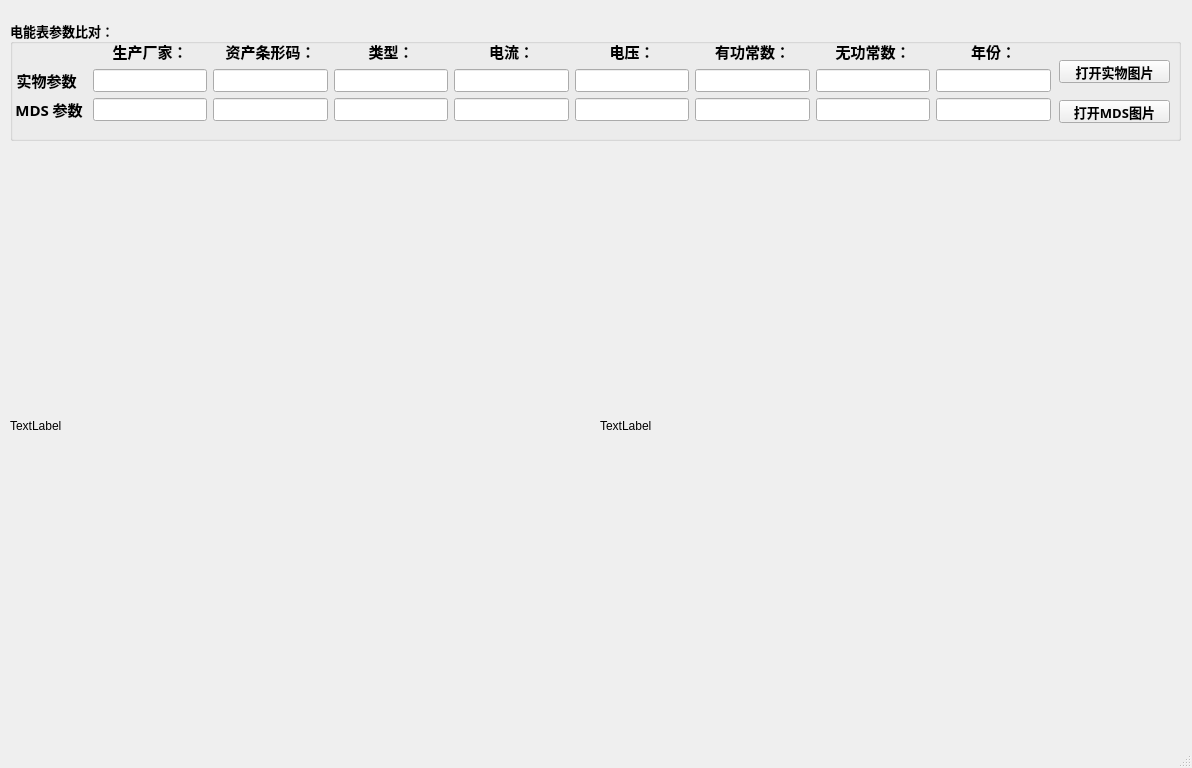
The window that Meter_Parameter.ui (ocean998/Meter_Parameters) describes before a commit, drawn with Qt 5.
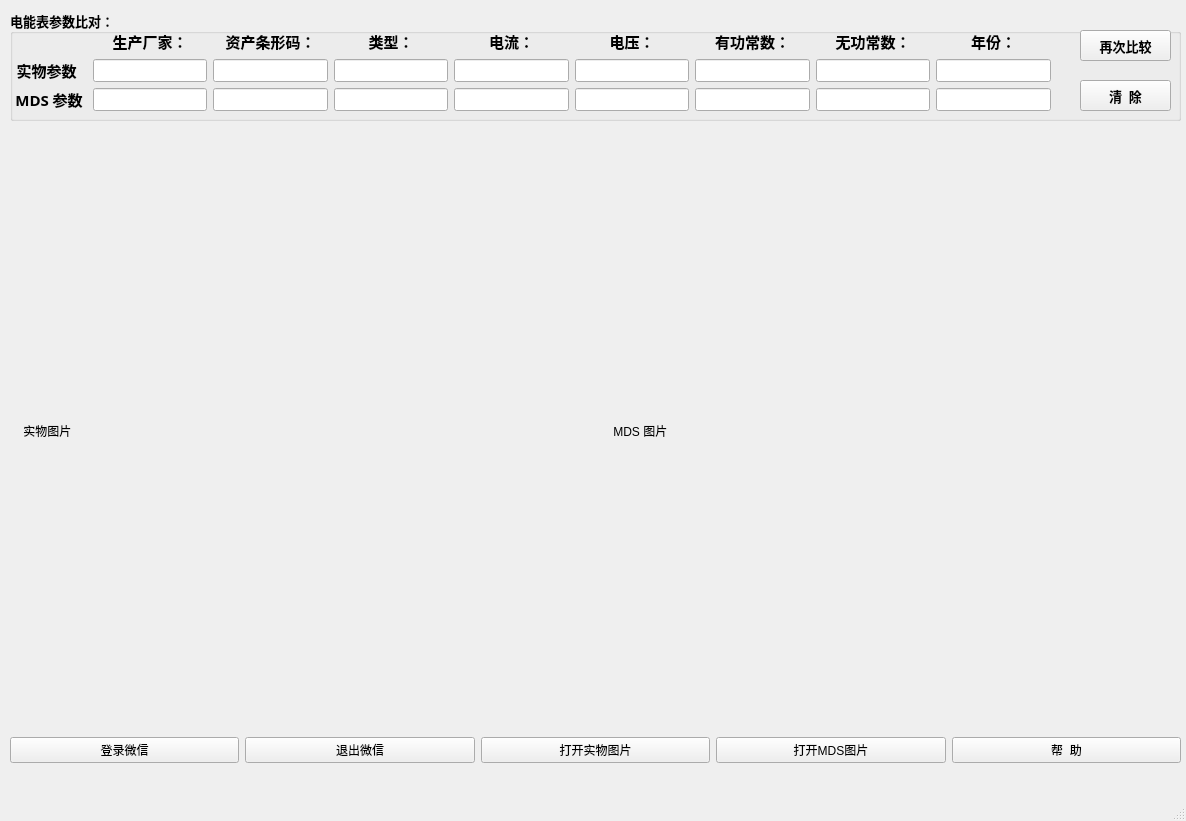
The same window after the commit.

Commit message: pyQt5 界面逻辑分离2

The edit to the form file:
```diff
--- a/Meter_Parameter.ui
+++ b/Meter_Parameter.ui
@@ -6,8 +6,8 @@
    <rect>
     <x>0</x>
     <y>0</y>
-    <width>1192</width>
-    <height>768</height>
+    <width>1186</width>
+    <height>821</height>
    </rect>
   </property>
   <property name="windowTitle">
@@ -21,9 +21,9 @@
     <property name="geometry">
      <rect>
       <x>10</x>
-      <y>20</y>
+      <y>10</y>
       <width>1171</width>
-      <height>121</height>
+      <height>111</height>
      </rect>
     </property>
     <property name="font">
@@ -253,30 +253,30 @@
       </item>
      </layout>
     </widget>
-    <widget class="QPushButton" name="pushButton">
+    <widget class="QPushButton" name="pushButton_5">
      <property name="geometry">
       <rect>
-       <x>1049</x>
-       <y>40</y>
-       <width>111</width>
-       <height>23</height>
+       <x>1070</x>
+       <y>20</y>
+       <width>91</width>
+       <height>31</height>
       </rect>
      </property>
      <property name="text">
-      <string>打开实物图片</string>
+      <string>再次比较</string>
      </property>
     </widget>
-    <widget class="QPushButton" name="pushButton_2">
+    <widget class="QPushButton" name="pushButton_6">
      <property name="geometry">
       <rect>
-       <x>1049</x>
-       <y>80</y>
-       <width>111</width>
-       <height>23</height>
+       <x>1070</x>
+       <y>70</y>
+       <width>91</width>
+       <height>31</height>
       </rect>
      </property>
      <property name="text">
-      <string>打开MDS图片</string>
+      <string>清  除</string>
      </property>
     </widget>
    </widget>
@@ -284,16 +284,19 @@
     <property name="geometry">
      <rect>
       <x>10</x>
-      <y>130</y>
+      <y>140</y>
       <width>1171</width>
-      <height>591</height>
+      <height>581</height>
      </rect>
     </property>
     <layout class="QHBoxLayout" name="horizontalLayout">
      <item>
-      <widget class="QLabel" name="label_4">
+      <widget class="QLabel" name="label">
+       <property name="enabled">
+        <bool>true</bool>
+       </property>
        <property name="text">
-        <string>TextLabel</string>
+        <string>    实物图片</string>
        </property>
       </widget>
      </item>
@@ -314,12 +317,56 @@
       </spacer>
      </item>
      <item>
-      <widget class="QLabel" name="label">
-       <property name="enabled">
-        <bool>true</bool>
+      <widget class="QLabel" name="label_4">
+       <property name="text">
+        <string>    MDS 图片</string>
        </property>
+      </widget>
+     </item>
+    </layout>
+   </widget>
+   <widget class="QWidget" name="horizontalLayoutWidget_2">
+    <property name="geometry">
+     <rect>
+      <x>10</x>
+      <y>730</y>
+      <width>1171</width>
+      <height>41</height>
+     </rect>
+    </property>
+    <layout class="QHBoxLayout" name="horizontalLayout_2">
+     <item>
+      <widget class="QPushButton" name="pushButton_4">
        <property name="text">
-        <string>TextLabel</string>
+        <string>登录微信</string>
+       </property>
+      </widget>
+     </item>
+     <item>
+      <widget class="QPushButton" name="pushButton_3">
+       <property name="text">
+        <string>退出微信</string>
+       </property>
+      </widget>
+     </item>
+     <item>
+      <widget class="QPushButton" name="pushButton_2">
+       <property name="text">
+        <string>打开实物图片</string>
+       </property>
+      </widget>
+     </item>
+     <item>
+      <widget class="QPushButton" name="pushButton">
+       <property name="text">
+        <string>打开MDS图片</string>
+       </property>
+      </widget>
+     </item>
+     <item>
+      <widget class="QPushButton" name="pushButton_7">
+       <property name="text">
+        <string>帮  助</string>
        </property>
       </widget>
      </item>
```
Left out of the diff: 2 changed lines with no effect on the pictures. The commit also changes 4 other files.
